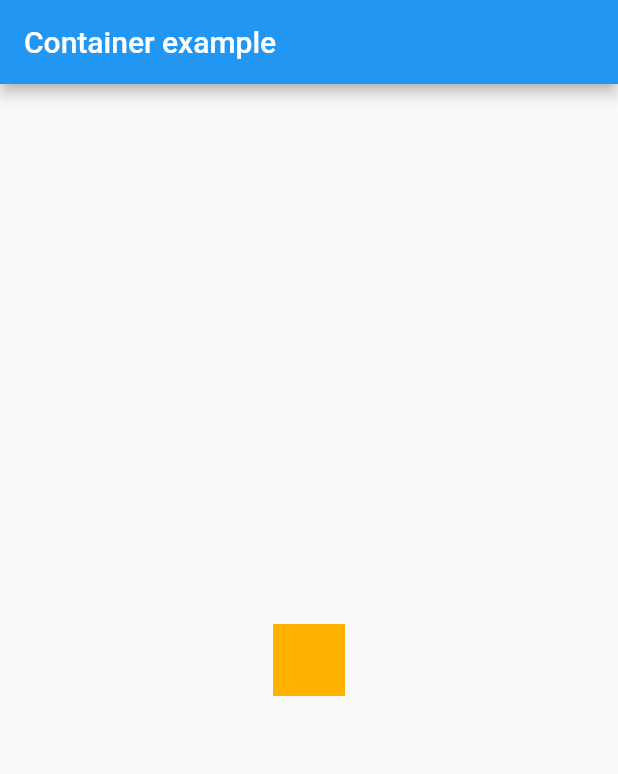
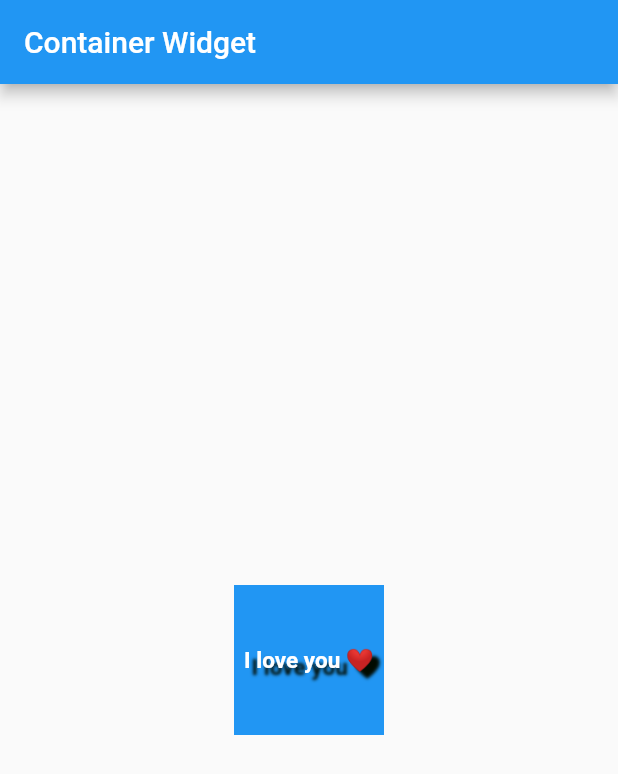
Before and after one commit to arjungautam1/Flutter_Widgets, a Flutter app: the screen it shows after launch, on a phone screen of 412 x 824 dp. Shown: the top 774 px of the screen. Run offline on Flutter 3.47's test engine with Material 2 defaults, Android fonts, the phone set to English and light mode, and no system bars.

Commit message:
container widgets

```diff
--- a/lib/main.dart
+++ b/lib/main.dart
@@ -1,24 +1,20 @@
 import 'package:flutter/material.dart';
+import 'package:flutter_widgets/widgets/container.dart';
 
-void main() => runApp(MyApp());
+void main() => runApp(ContainerWidget());
 
-class MyApp extends StatelessWidget {
+class ContainerWidget extends StatelessWidget {
   @override
   Widget build(BuildContext context) {
     return MaterialApp(
+      debugShowCheckedModeBanner: false,
       home: Scaffold(
         appBar: AppBar(
-          title: Text("Container example"),
+          title: Text('Container Widget'),
         ),
-        body: Center(
-          child: Container(
-            margin: const EdgeInsets.all(10.0),
-            color: Colors.amber[600],
-            width: 48.0,
-            height: 48.0,
-          ),
-        )
-        ),
-      );
+        body: ContainerW(),
+
+      ),
+    );
   }
 }
--- /dev/null
+++ b/lib/widgets/container.dart
@@ -0,0 +1,37 @@
+/*Created By : Arjun Gautam
+ *Date : 10/24/20
+ *Time : 4:47 PM
+ */
+
+import 'package:flutter/material.dart';
+
+class ContainerW extends StatelessWidget {
+  @override
+  Widget build(BuildContext context) {
+    return  Center(
+      child: Container(
+        margin: const EdgeInsets.all(20),
+        color: Colors.blue,
+        height: 100,
+        width: 100,
+        child: Center(
+          child: Text(
+            'I love you ❤️',
+            style: TextStyle(
+                color: Colors.white,
+                fontSize: 15,
+                fontWeight: FontWeight.bold,
+                shadows: <Shadow>[
+                  Shadow(
+                    offset: Offset(5.0, 5.0),
+                    blurRadius: 2.0,
+                    color: Color.fromARGB(255, 1, 11, 0),
+                  ),
+                ]),
+          ),
+        ),
+      ),
+    );
+
+  }
+}
```
